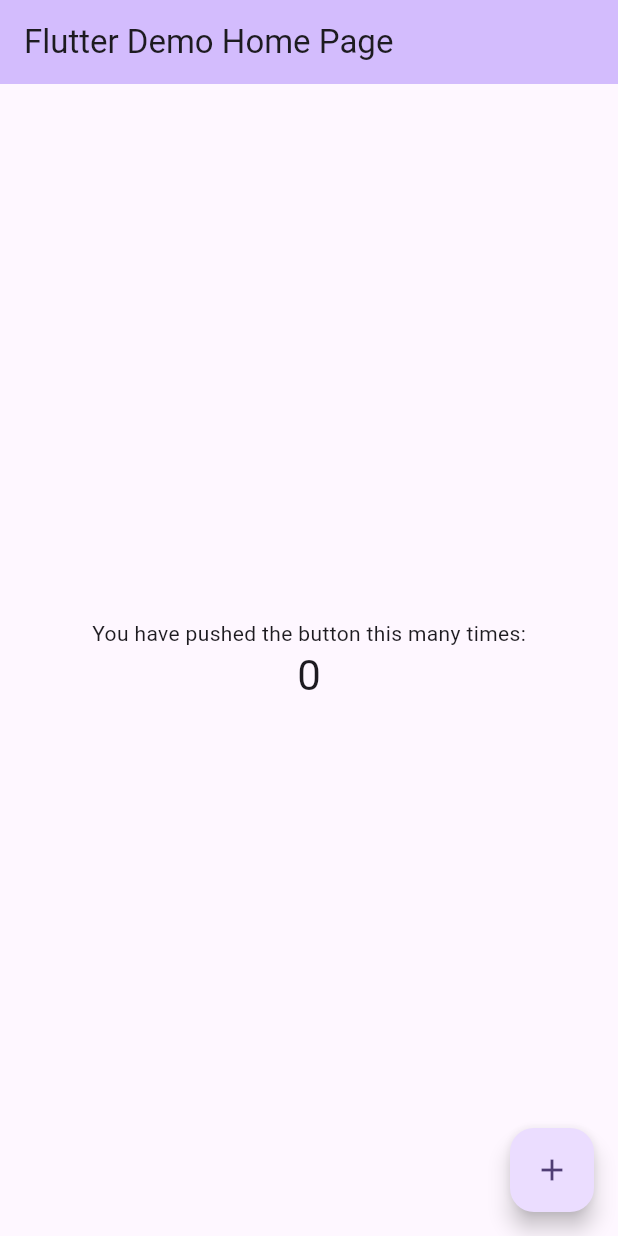
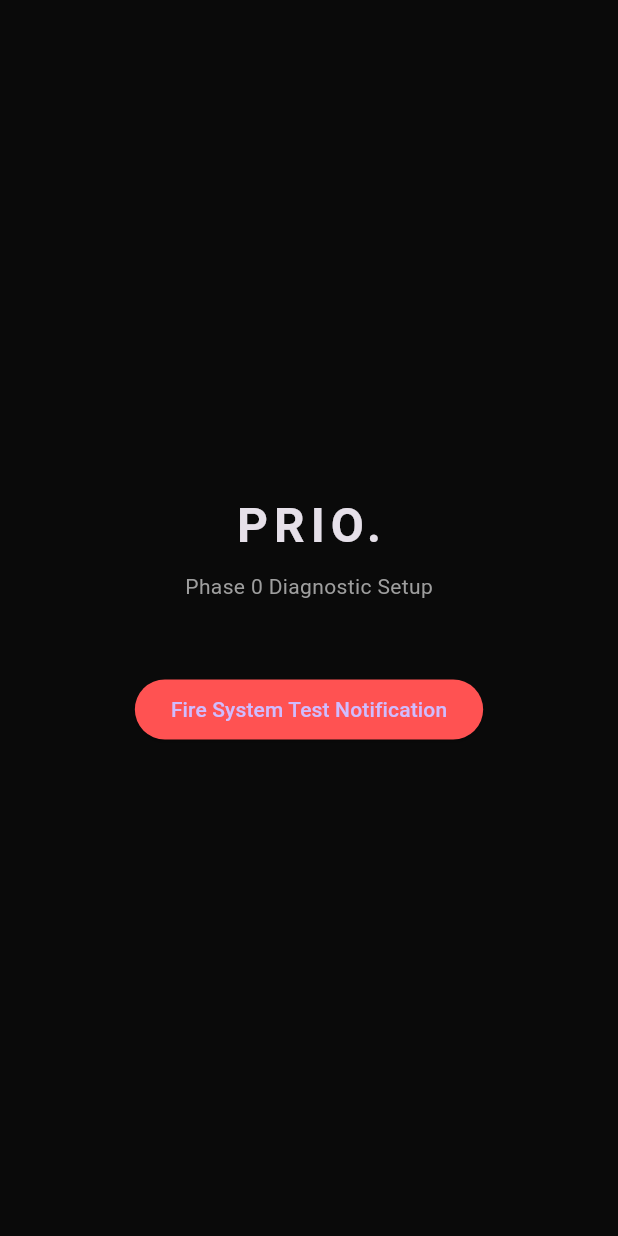
Before and after one commit to vardzz/Prio, a Flutter app: the screen it shows after launch, on a phone screen of 412 x 824 dp. Run offline on Flutter 3.47's test engine with Material 3 defaults, Android fonts, the phone set to English and light mode, and no system bars; our stand-ins replace flutter_local_notifications, flutter_riverpod, hive_ce, hive_ce_flutter, timezone; accounts and stored records are empty; generated files the repository leaves out were written again.

Commit message:
feat: initialize Flutter application with Hive storage, Riverpod, and notification services

```diff
--- a/lib/main.dart
+++ b/lib/main.dart
@@ -1,122 +1,66 @@
 import 'package:flutter/material.dart';
+import 'package:flutter_riverpod/flutter_riverpod.dart';
+import 'package:hive_ce_flutter/hive_flutter.dart';
+import 'data/models/reminder.dart';
+import 'services/notification_service.dart';
 
-void main() {
-  runApp(const MyApp());
+void main() async {
+  WidgetsFlutterBinding.ensureInitialized();
+
+  // Initialize Hive
+  await Hive.initFlutter();
+  Hive.registerAdapter(PriorityLevelAdapter());
+  Hive.registerAdapter(ReminderAdapter());
+  await Hive.openBox<Reminder>('reminders_box');
+
+  // Initialize Notifications
+  await NotificationService.init();
+
+  runApp(const ProviderScope(child: PrioApp()));
 }
 
-class MyApp extends StatelessWidget {
-  const MyApp({super.key});
+class PrioApp extends StatelessWidget {
+  const PrioApp({super.key});
 
-  // This widget is the root of your application.
   @override
   Widget build(BuildContext context) {
     return MaterialApp(
-      title: 'Flutter Demo',
-      theme: ThemeData(
-        // This is the theme of your application.
-        //
-        // TRY THIS: Try running your application with "flutter run". You'll see
-        // the application has a purple toolbar. Then, without quitting the app,
-        // try changing the seedColor in the colorScheme below to Colors.green
-        // and then invoke "hot reload" (save your changes or press the "hot
-        // reload" button in a Flutter-supported IDE, or press "r" if you used
-        // the command line to start the app).
-        //
-        // Notice that the counter didn't reset back to zero; the application
-        // state is not lost during the reload. To reset the state, use hot
-        // restart instead.
-        //
-        // This works for code too, not just values: Most code changes can be
-        // tested with just a hot reload.
-        colorScheme: .fromSeed(seedColor: Colors.deepPurple),
+      debugShowCheckedModeBanner: false,
+      theme: ThemeData.dark().copyWith(
+        scaffoldBackgroundColor: const Color(0xFF0A0A0A),
       ),
-      home: const MyHomePage(title: 'Flutter Demo Home Page'),
+      home: const PhaseZeroScreen(),
     );
   }
 }
 
-class MyHomePage extends StatefulWidget {
-  const MyHomePage({super.key, required this.title});
-
-  // This widget is the home page of your application. It is stateful, meaning
-  // that it has a State object (defined below) that contains fields that affect
-  // how it looks.
-
-  // This class is the configuration for the state. It holds the values (in this
-  // case the title) provided by the parent (in this case the App widget) and
-  // used by the build method of the State. Fields in a Widget subclass are
-  // always marked "final".
-
-  final String title;
-
-  @override
-  State<MyHomePage> createState() => _MyHomePageState();
-}
-
-class _MyHomePageState extends State<MyHomePage> {
-  int _counter = 0;
-
-  void _incrementCounter() {
-    setState(() {
-      // This call to setState tells the Flutter framework that something has
-      // changed in this State, which causes it to rerun the build method below
-      // so that the display can reflect the updated values. If we changed
-      // _counter without calling setState(), then the build method would not be
-      // called again, and so nothing would appear to happen.
-      _counter++;
-    });
-  }
+class PhaseZeroScreen extends StatelessWidget {
+  const PhaseZeroScreen({super.key});
 
   @override
   Widget build(BuildContext context) {
-    // This method is rerun every time setState is called, for instance as done
-    // by the _incrementCounter method above.
-    //
-    // The Flutter framework has been optimized to make rerunning build methods
-    // fast, so that you can just rebuild anything that needs updating rather
-    // than having to individually change instances of widgets.
     return Scaffold(
-      appBar: AppBar(
-        // TRY THIS: Try changing the color here to a specific color (to
-        // Colors.amber, perhaps?) and trigger a hot reload to see the AppBar
-        // change color while the other colors stay the same.
-        backgroundColor: Theme.of(context).colorScheme.inversePrimary,
-        // Here we take the value from the MyHomePage object that was created by
-        // the App.build method, and use it to set our appbar title.
-        title: Text(widget.title),
-      ),
       body: Center(
-        // Center is a layout widget. It takes a single child and positions it
-        // in the middle of the parent.
         child: Column(
-          // Column is also a layout widget. It takes a list of children and
-          // arranges them vertically. By default, it sizes itself to fit its
-          // children horizontally, and tries to be as tall as its parent.
-          //
-          // Column has various properties to control how it sizes itself and
-          // how it positions its children. Here we use mainAxisAlignment to
-          // center the children vertically; the main axis here is the vertical
-          // axis because Columns are vertical (the cross axis would be
-          // horizontal).
-          //
-          // TRY THIS: Invoke "debug painting" (choose the "Toggle Debug Paint"
-          // action in the IDE, or press "p" in the console), to see the
-          // wireframe for each widget.
-          mainAxisAlignment: .center,
+          mainAxisAlignment: MainAxisAlignment.center,
           children: [
-            const Text('You have pushed the button this many times:'),
-            Text(
-              '$_counter',
-              style: Theme.of(context).textTheme.headlineMedium,
+            const Text(
+              'PRIO.',
+              style: TextStyle(fontSize: 32, fontWeight: FontWeight.bold, letterSpacing: 4),
+            ),
+            const SizedBox(height: 8),
+            const Text('Phase 0 Diagnostic Setup', style: TextStyle(color: Colors.grey)),
+            const SizedBox(height: 48),
+            ElevatedButton(
+              style: ElevatedButton.styleFrom(backgroundColor: Colors.redAccent),
+              onPressed: () async {
+                await NotificationService.triggerTestNotification();
+              },
+              child: const Text('Fire System Test Notification'),
             ),
           ],
         ),
       ),
-      floatingActionButton: FloatingActionButton(
-        onPressed: _incrementCounter,
-        tooltip: 'Increment',
-        child: const Icon(Icons.add),
-      ),
     );
   }
 }
```
